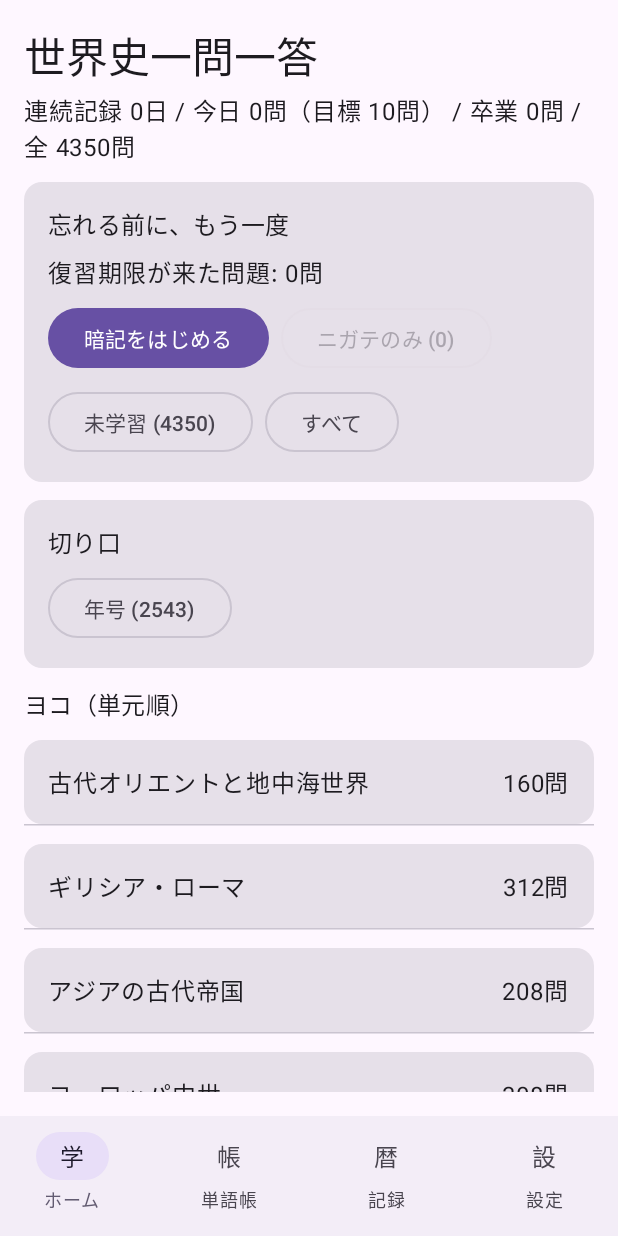
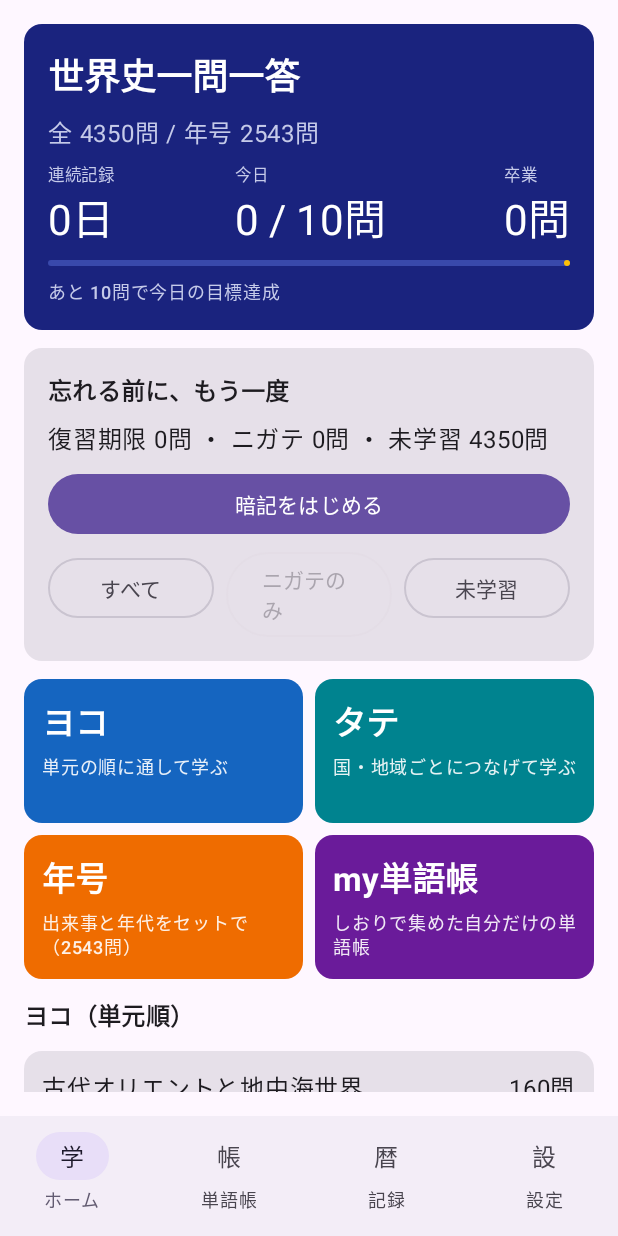
Before and after one commit to hassaku918/sekaishi-ichimonittou, an Android app built with Jetpack Compose: the screen it shows after launch (MainActivity), on a phone screen of 412 x 824 dp. Run offline under Robolectric (Android 15) with nearby library versions, the phone set to English and light mode, and no system bars.

Commit message:
v0.2.0: performance pass, Memora-style home, custom icon, signed release build
- Persist study state on a background thread with write coalescing (was: full pretty-JSON write on the main thread per grade)
- Precompute chapter/region/year question lists and progress stats
- Stop whole-tree recomposition on every grade (AppRoot/StudyScreen no longer collect store state; bookmark dialog collects its own)
- Card drag via graphicsLayer instead of layout offset
- Home: streak header with daily-goal progress, review card, colored Yoko/Tate/Year/Wordbooks mode cards, per-chapter/region progress bars
- Launcher icon from user-supplied photo (legacy mipmaps + adaptive icon)
- Release build with R8 + resource shrinking, fixed signing key so future updates install in place

```diff
--- a/app/src/main/AndroidManifest.xml
+++ b/app/src/main/AndroidManifest.xml
@@ -3,6 +3,8 @@
 
     <application
         android:allowBackup="true"
+        android:icon="@mipmap/ic_launcher"
+        android:roundIcon="@mipmap/ic_launcher"
         android:label="世界史一問一答"
         android:supportsRtl="true"
         android:theme="@android:style/Theme.Material.NoActionBar">
--- a/app/src/main/java/com/hassaku/sekaishiqa/data/Store.kt
+++ b/app/src/main/java/com/hassaku/sekaishiqa/data/Store.kt
@@ -7,18 +7,46 @@ import kotlinx.serialization.builtins.ListSerializer
 import kotlinx.serialization.json.Json
 import java.io.File
 import java.time.LocalDate
+import java.util.concurrent.Executors
 
 class AppStore(context: Context) {
 
     private val appContext = context.applicationContext
     private val json = Json { ignoreUnknownKeys = true; prettyPrint = true }
+    private val stateJson = Json { ignoreUnknownKeys = true }
     private val stateFile = File(appContext.filesDir, "store.json")
 
     val questions: List<Question>
     val questionsById: Map<String, Question>
+    val chapters: List<String>
+    val regions: List<String>
+    val byChapter: Map<String, List<Question>>
+    val byRegion: Map<String, List<Question>>
+    val yearQuestions: List<Question>
 
     private val _data = MutableStateFlow(loadState())
     val data: StateFlow<StoreData> = _data
+
+    // State persistence runs on a single background thread and coalesces
+    // bursts (e.g. rapid grading) into one write of the latest snapshot,
+    // so the main thread never blocks on file IO.
+    private val writeExecutor = Executors.newSingleThreadExecutor()
+    private val writeLock = Any()
+    private var writeQueued = false
+
+    private fun persist() {
+        synchronized(writeLock) {
+            if (writeQueued) return
+            writeQueued = true
+        }
+        writeExecutor.execute {
+            synchronized(writeLock) { writeQueued = false }
+            val snapshot = _data.value
+            runCatching {
+                stateFile.writeText(stateJson.encodeToString(StoreData.serializer(), snapshot))
+            }
+        }
+    }
 
     init {
         val loaded = mutableListOf<Question>()
@@ -33,19 +61,23 @@ class AppStore(context: Context) {
         }
         questions = loaded
         questionsById = loaded.associateBy { it.id }
+        chapters = loaded.map { it.chapter }.distinct()
+        regions = loaded.map { it.region }.distinct()
+        byChapter = loaded.groupBy { it.chapter }
+        byRegion = loaded.groupBy { it.region }
+        yearQuestions = loaded.filter { it.year != null }
     }
 
     private fun loadState(): StoreData {
         return runCatching {
-            if (stateFile.exists()) json.decodeFromString(StoreData.serializer(), stateFile.readText())
+            if (stateFile.exists()) stateJson.decodeFromString(StoreData.serializer(), stateFile.readText())
             else StoreData()
         }.getOrDefault(StoreData())
     }
 
     private fun update(transform: (StoreData) -> StoreData) {
-        val next = transform(_data.value)
-        _data.value = next
-        runCatching { stateFile.writeText(json.encodeToString(StoreData.serializer(), next)) }
+        _data.value = transform(_data.value)
+        persist()
     }
 
     fun today(): Long = LocalDate.now().toEpochDay()
@@ -120,6 +152,22 @@ class AppStore(context: Context) {
 
     fun dueQuestions(data: StoreData): List<Question> = questions.filter { isDue(it, data) }
 
+    // Per-group [seen, graduated] counts in a single pass over progress.
+    private fun statsBy(data: StoreData, key: (Question) -> String): Map<String, IntArray> {
+        val out = mutableMapOf<String, IntArray>()
+        for ((id, p) in data.progress) {
+            if (!p.seen) continue
+            val q = questionsById[id] ?: continue
+            val arr = out.getOrPut(key(q)) { IntArray(2) }
+            arr[0]++
+            if (p.graduated) arr[1]++
+        }
+        return out
+    }
+
+    fun chapterStats(data: StoreData): Map<String, IntArray> = statsBy(data) { it.chapter }
+    fun regionStats(data: StoreData): Map<String, IntArray> = statsBy(data) { it.region }
+
     fun streakDays(data: StoreData): Int {
         var day = today()
         if ((data.logs[day]?.answered ?: 0) < DAILY_GOAL) day -= 1
--- a/app/src/main/java/com/hassaku/sekaishiqa/ui/App.kt
+++ b/app/src/main/java/com/hassaku/sekaishiqa/ui/App.kt
@@ -27,6 +27,13 @@ import androidx.compose.runtime.remember
 import androidx.compose.runtime.setValue
 import androidx.compose.ui.Modifier
 import androidx.compose.ui.unit.dp
+import androidx.compose.foundation.lazy.rememberLazyListState
+import androidx.compose.material3.CardDefaults
+import androidx.compose.material3.LinearProgressIndicator
+import androidx.compose.runtime.rememberCoroutineScope
+import androidx.compose.ui.graphics.Color
+import androidx.compose.ui.text.font.FontWeight
+import kotlinx.coroutines.launch
 import com.hassaku.sekaishiqa.data.AppStore
 import com.hassaku.sekaishiqa.data.Question
 
@@ -42,7 +49,6 @@ sealed interface Route {
 @Composable
 fun AppRoot(store: AppStore) {
     var route by remember { mutableStateOf<Route>(Route.Home) }
-    val data by store.data.collectAsState()
 
     val topLevel = route is Route.Home || route is Route.Wordbooks ||
         route is Route.Calendar || route is Route.Settings
@@ -83,7 +89,8 @@ fun AppRoot(store: AppStore) {
             when (val r = route) {
                 is Route.Home -> HomeScreen(
                     store = store,
-                    onStudy = { title, queue, yearMode -> route = Route.Study(title, queue, yearMode) }
+                    onStudy = { title, queue, yearMode -> route = Route.Study(title, queue, yearMode) },
+                    onOpenWordbooks = { route = Route.Wordbooks }
                 )
                 is Route.Wordbooks -> WordbooksScreen(
                     store = store,
@@ -110,93 +117,199 @@ fun AppRoot(store: AppStore) {
     }
 }
 
+
 @Composable
 fun HomeScreen(
     store: AppStore,
-    onStudy: (String, List<Question>, Boolean) -> Unit
+    onStudy: (String, List<Question>, Boolean) -> Unit,
+    onOpenWordbooks: () -> Unit
 ) {
     val data by store.data.collectAsState()
     val due = remember(data) { store.dueQuestions(data) }
     val weak = remember(data) { store.questions.filter { store.isWeak(it, data) } }
     val fresh = remember(data) { store.questions.filter { !(data.progress[it.id]?.seen ?: false) } }
     val graduated = remember(data) { data.progress.values.count { it.graduated } }
-    val todayLog = data.logs[store.today()]
-    val chapters = remember { store.questions.map { it.chapter }.distinct() }
-    val regions = remember { store.questions.map { it.region }.distinct() }
-    val yearQuestions = remember { store.questions.filter { it.year != null } }
+    val streak = remember(data) { store.streakDays(data) }
+    val chapterStats = remember(data) { store.chapterStats(data) }
+    val regionStats = remember(data) { store.regionStats(data) }
+    val todayAnswered = data.logs[store.today()]?.answered ?: 0
+    val chapters = store.chapters
+    val regions = store.regions
+
+    val listState = rememberLazyListState()
+    val scope = rememberCoroutineScope()
+    val yokoHeaderIndex = 3
+    val tateHeaderIndex = yokoHeaderIndex + 1 + chapters.size
 
     LazyColumn(
-        Modifier.fillMaxSize().padding(16.dp),
+        state = listState,
+        modifier = Modifier.fillMaxSize().padding(16.dp),
         verticalArrangement = Arrangement.spacedBy(12.dp)
     ) {
         item {
-            Text("世界史一問一答", style = MaterialTheme.typography.headlineMedium)
-            Spacer(Modifier.height(4.dp))
-            Text(
-                "連続記録 ${store.streakDays(data)}日 / 今日 ${todayLog?.answered ?: 0}問（目標 ${AppStore.DAILY_GOAL}問）" +
-                    " / 卒業 ${graduated}問 / 全 ${store.questions.size}問"
-            )
-        }
-        item {
-            Card(Modifier.fillMaxWidth()) {
+            Card(
+                colors = CardDefaults.cardColors(containerColor = Color(0xFF1A237E)),
+                modifier = Modifier.fillMaxWidth()
+            ) {
                 Column(Modifier.padding(16.dp), verticalArrangement = Arrangement.spacedBy(8.dp)) {
-                    Text("忘れる前に、もう一度", style = MaterialTheme.typography.titleMedium)
-                    Text("復習期限が来た問題: ${due.size}問")
-                    Row(horizontalArrangement = Arrangement.spacedBy(8.dp)) {
-                        Button(
-                            onClick = { onStudy("暗記（復習）", (due + fresh).take(30), false) },
-                            enabled = due.isNotEmpty() || fresh.isNotEmpty()
-                        ) { Text("暗記をはじめる") }
-                        OutlinedButton(
-                            onClick = { onStudy("ニガテのみ", weak.shuffled().take(30), false) },
-                            enabled = weak.isNotEmpty()
-                        ) { Text("ニガテのみ (${weak.size})") }
+                    Text(
+                        "世界史一問一答",
+                        style = MaterialTheme.typography.headlineSmall,
+                        fontWeight = FontWeight.Bold,
+                        color = Color.White
+                    )
+                    Text("全 ${store.questions.size}問 / 年号 ${store.yearQuestions.size}問", color = Color(0xFFC5CAE9))
+                    Row(Modifier.fillMaxWidth(), horizontalArrangement = Arrangement.SpaceBetween) {
+                        Column {
+                            Text("連続記録", style = MaterialTheme.typography.labelSmall, color = Color(0xFFC5CAE9))
+                            Text("${streak}日", style = MaterialTheme.typography.headlineMedium, color = Color.White)
+                        }
+                        Column {
+                            Text("今日", style = MaterialTheme.typography.labelSmall, color = Color(0xFFC5CAE9))
+                            Text(
+                                "${todayAnswered} / ${AppStore.DAILY_GOAL}問",
+                                style = MaterialTheme.typography.headlineMedium,
+                                color = Color.White
+                            )
+                        }
+                        Column {
+                            Text("卒業", style = MaterialTheme.typography.labelSmall, color = Color(0xFFC5CAE9))
+                            Text("${graduated}問", style = MaterialTheme.typography.headlineMedium, color = Color.White)
+                        }
                     }
-                    Row(horizontalArrangement = Arrangement.spacedBy(8.dp)) {
-                        OutlinedButton(
-                            onClick = { onStudy("未学習", fresh.shuffled().take(30), false) },
-                            enabled = fresh.isNotEmpty()
-                        ) { Text("未学習 (${fresh.size})") }
-                        OutlinedButton(
-                            onClick = { onStudy("すべて", store.questions.shuffled().take(30), false) }
-                        ) { Text("すべて") }
-                    }
+                    LinearProgressIndicator(
+                        progress = { (todayAnswered.toFloat() / AppStore.DAILY_GOAL).coerceIn(0f, 1f) },
+                        modifier = Modifier.fillMaxWidth(),
+                        color = Color(0xFFFFC107),
+                        trackColor = Color(0xFF3949AB)
+                    )
+                    Text(
+                        if (todayAnswered >= AppStore.DAILY_GOAL) "今日の目標達成。連続記録がのびます"
+                        else "あと ${AppStore.DAILY_GOAL - todayAnswered}問で今日の目標達成",
+                        style = MaterialTheme.typography.labelMedium,
+                        color = Color(0xFFC5CAE9)
+                    )
                 }
             }
         }
         item {
             Card(Modifier.fillMaxWidth()) {
                 Column(Modifier.padding(16.dp), verticalArrangement = Arrangement.spacedBy(8.dp)) {
-                    Text("切り口", style = MaterialTheme.typography.titleMedium)
+                    Text("忘れる前に、もう一度", style = MaterialTheme.typography.titleMedium, fontWeight = FontWeight.Bold)
+                    Text("復習期限 ${due.size}問 ・ ニガテ ${weak.size}問 ・ 未学習 ${fresh.size}問")
+                    Button(
+                        onClick = { onStudy("暗記（復習）", (due + fresh).take(30), false) },
+                        enabled = due.isNotEmpty() || fresh.isNotEmpty(),
+                        modifier = Modifier.fillMaxWidth()
+                    ) { Text("暗記をはじめる") }
                     Row(horizontalArrangement = Arrangement.spacedBy(8.dp)) {
-                        OutlinedButton(onClick = {
-                            onStudy("年号", yearQuestions.shuffled().take(30), true)
-                        }) { Text("年号 (${yearQuestions.size})") }
+                        OutlinedButton(
+                            onClick = { onStudy("すべて", store.questions.shuffled().take(30), false) },
+                            modifier = Modifier.weight(1f)
+                        ) { Text("すべて") }
+                        OutlinedButton(
+                            onClick = { onStudy("ニガテのみ", weak.shuffled().take(30), false) },
+                            enabled = weak.isNotEmpty(),
+                            modifier = Modifier.weight(1f)
+                        ) { Text("ニガテのみ") }
+                        OutlinedButton(
+                            onClick = { onStudy("未学習", fresh.shuffled().take(30), false) },
+                            enabled = fresh.isNotEmpty(),
+                            modifier = Modifier.weight(1f)
+                        ) { Text("未学習") }
                     }
                 }
             }
         }
-        item { Text("ヨコ（単元順）", style = MaterialTheme.typography.titleMedium) }
-        items(chapters) { chapter ->
-            val qs = store.questions.filter { it.chapter == chapter }
-            ChapterRow(chapter, qs.size) { onStudy(chapter, qs, false) }
+        item {
+            Column(verticalArrangement = Arrangement.spacedBy(8.dp)) {
+                Row(horizontalArrangement = Arrangement.spacedBy(8.dp)) {
+                    ModeCard(
+                        title = "ヨコ",
+                        subtitle = "単元の順に通して学ぶ",
+                        color = Color(0xFF1565C0),
+                        modifier = Modifier.weight(1f)
+                    ) { scope.launch { listState.animateScrollToItem(yokoHeaderIndex) } }
+                    ModeCard(
+                        title = "タテ",
+                        subtitle = "国・地域ごとにつなげて学ぶ",
+                        color = Color(0xFF00838F),
+                        modifier = Modifier.weight(1f)
+                    ) { scope.launch { listState.animateScrollToItem(tateHeaderIndex) } }
+                }
+                Row(horizontalArrangement = Arrangement.spacedBy(8.dp)) {
+                    ModeCard(
+                        title = "年号",
+                        subtitle = "出来事と年代をセットで（${store.yearQuestions.size}問）",
+                        color = Color(0xFFEF6C00),
+                        modifier = Modifier.weight(1f)
+                    ) { onStudy("年号", store.yearQuestions.shuffled().take(30), true) }
+                    ModeCard(
+                        title = "my単語帳",
+                        subtitle = "しおりで集めた自分だけの単語帳",
+                        color = Color(0xFF6A1B9A),
+                        modifier = Modifier.weight(1f)
+                    ) { onOpenWordbooks() }
+                }
+            }
         }
-        item { Text("タテ（地域別）", style = MaterialTheme.typography.titleMedium) }
-        items(regions) { region ->
-            val qs = store.questions.filter { it.region == region }
-            ChapterRow(region, qs.size) { onStudy(region, qs.shuffled(), false) }
+        item {
+            Text("ヨコ（単元順）", style = MaterialTheme.typography.titleMedium, fontWeight = FontWeight.Bold)
+        }
+        items(chapters, key = { "ch-$it" }) { chapter ->
+            val qs = store.byChapter[chapter].orEmpty()
+            val st = chapterStats[chapter]
+            ProgressRow(chapter, qs.size, st?.get(0) ?: 0, st?.get(1) ?: 0) { onStudy(chapter, qs, false) }
+        }
+        item {
+            Text("タテ（地域別）", style = MaterialTheme.typography.titleMedium, fontWeight = FontWeight.Bold)
+        }
+        items(regions, key = { "rg-$it" }) { region ->
+            val qs = store.byRegion[region].orEmpty()
+            val st = regionStats[region]
+            ProgressRow(region, qs.size, st?.get(0) ?: 0, st?.get(1) ?: 0) { onStudy(region, qs.shuffled(), false) }
         }
         item { Spacer(Modifier.height(8.dp)) }
     }
 }
 
 @Composable
-private fun ChapterRow(name: String, count: Int, onClick: () -> Unit) {
-    Card(onClick = onClick, modifier = Modifier.fillMaxWidth()) {
-        Row(Modifier.padding(16.dp).fillMaxWidth(), horizontalArrangement = Arrangement.SpaceBetween) {
-            Text(name)
-            Text("${count}問")
+private fun ModeCard(
+    title: String,
+    subtitle: String,
+    color: Color,
+    modifier: Modifier = Modifier,
+    onClick: () -> Unit
+) {
+    Card(
+        onClick = onClick,
+        colors = CardDefaults.cardColors(containerColor = color),
+        modifier = modifier.height(96.dp)
+    ) {
+        Column(Modifier.padding(12.dp), verticalArrangement = Arrangement.spacedBy(4.dp)) {
+            Text(title, style = MaterialTheme.typography.titleLarge, fontWeight = FontWeight.Bold, color = Color.White)
+            Text(subtitle, style = MaterialTheme.typography.labelMedium, color = Color(0xE6FFFFFF))
         }
     }
-    HorizontalDivider()
 }
+
+@Composable
+private fun ProgressRow(name: String, count: Int, seen: Int, graduated: Int, onClick: () -> Unit) {
+    Card(onClick = onClick, modifier = Modifier.fillMaxWidth()) {
+        Column(Modifier.padding(12.dp), verticalArrangement = Arrangement.spacedBy(6.dp)) {
+            Row(Modifier.fillMaxWidth(), horizontalArrangement = Arrangement.SpaceBetween) {
+                Text(name, fontWeight = FontWeight.Medium)
+                Text("${count}問")
+            }
+            LinearProgressIndicator(
+                progress = { if (count == 0) 0f else seen.toFloat() / count },
+                modifier = Modifier.fillMaxWidth()
+            )
+            Text(
+                "学習済み ${seen}問 ・ 卒業 ${graduated}問",
+                style = MaterialTheme.typography.labelSmall,
+                color = MaterialTheme.colorScheme.onSurfaceVariant
+            )
+        }
+    }
+}
--- /dev/null
+++ b/app/src/main/res/mipmap-anydpi-v26/ic_launcher.xml
@@ -0,0 +1,5 @@
+<?xml version="1.0" encoding="utf-8"?>
+<adaptive-icon xmlns:android="http://schemas.android.com/apk/res/android">
+    <background android:drawable="@color/ic_launcher_background" />
+    <foreground android:drawable="@mipmap/ic_launcher_foreground" />
+</adaptive-icon>
--- /dev/null
+++ b/app/src/main/res/values/colors.xml
@@ -0,0 +1,4 @@
+<?xml version="1.0" encoding="utf-8"?>
+<resources>
+    <color name="ic_launcher_background">#1F6F4A</color>
+</resources>
```
Also changed, not shown: app/build.gradle.kts (+14 -3 lines), app/src/main/java/com/hassaku/sekaishiqa/ui/Study.kt (+15 -12 lines), app/src/main/res/mipmap-hdpi/ic_launcher.png (added), app/src/main/res/mipmap-mdpi/ic_launcher.png (added), app/src/main/res/mipmap-xhdpi/ic_launcher.png (added), app/src/main/res/mipmap-xxhdpi/ic_launcher.png (added), app/src/main/res/mipmap-xxxhdpi/ic_launcher.png (added), app/src/main/res/mipmap-xxxhdpi/ic_launcher_foreground.png (added), 4 other files.
